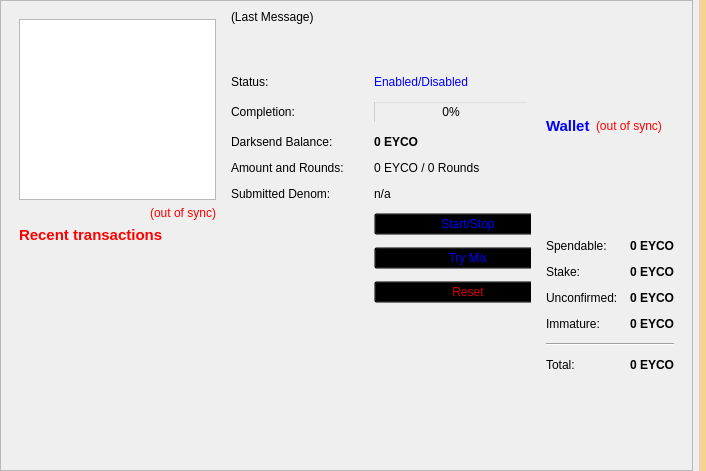
Old version of the form src/qt/forms/overviewpage.ui in the repository EyCoTech/Eyco.
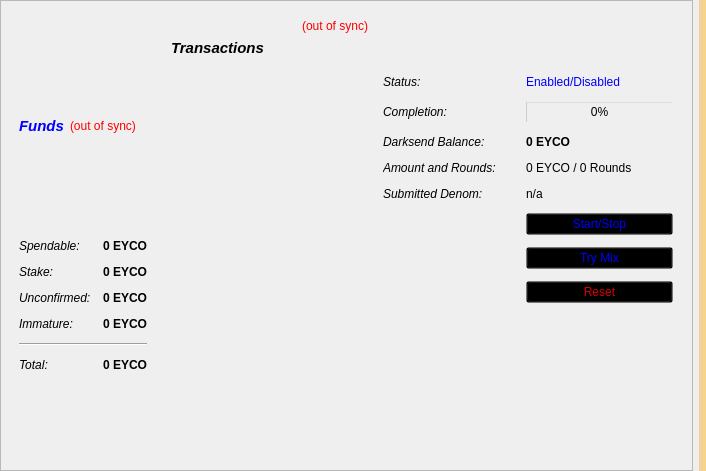
New version of the form. Icons and pictures are not drawn.

```diff
--- a/src/qt/forms/overviewpage.ui
+++ b/src/qt/forms/overviewpage.ui
@@ -44,14 +44,11 @@
        </rect>
       </property>
       <layout class="QGridLayout" name="horizontalLayout">
-       <item row="0" column="0">
+       <item row="0" column="1">
         <widget class="QWidget" name="widget_2" native="true">
          <layout class="QVBoxLayout" name="verticalLayout">
           <item>
            <layout class="QVBoxLayout" name="verticalLayout_6">
-            <item>
-             <widget class="QTreeView" name="treeView"/>
-            </item>
             <item>
              <widget class="QLabel" name="labelTransactionsStatus">
               <property name="toolTip">
@@ -78,7 +75,7 @@
                </font>
               </property>
               <property name="text">
-               <string>&lt;html&gt;&lt;head/&gt;&lt;body&gt;&lt;p&gt;&lt;span style=&quot; color:#ff0000;&quot;&gt;Recent transactions&lt;/span&gt;&lt;/p&gt;&lt;/body&gt;&lt;/html&gt;</string>
+               <string>&lt;html&gt;&lt;head/&gt;&lt;body&gt;&lt;p&gt;&lt;span style=&quot; font-style:italic;&quot;&gt;Transactions&lt;/span&gt;&lt;/p&gt;&lt;/body&gt;&lt;/html&gt;</string>
               </property>
              </widget>
             </item>
@@ -89,7 +86,7 @@
               </property>
               <property name="sizeHint" stdset="0">
                <size>
-                <width>40</width>
+                <width>80</width>
                 <height>20</height>
                </size>
               </property>
@@ -119,244 +116,7 @@
          </layout>
         </widget>
        </item>
-       <item row="0" column="3">
-        <layout class="QVBoxLayout" name="verticalLayout_2">
-         <item>
-          <widget class="QWidget" name="widget" native="true">
-           <layout class="QVBoxLayout" name="verticalLayout_4">
-            <item>
-             <layout class="QHBoxLayout" name="horizontalLayout_4">
-              <item>
-               <widget class="QLabel" name="label_5">
-                <property name="font">
-                 <font>
-                  <pointsize>11</pointsize>
-                  <weight>75</weight>
-                  <bold>true</bold>
-                 </font>
-                </property>
-                <property name="styleSheet">
-                 <string notr="true">color: rgb(0, 0, 255);</string>
-                </property>
-                <property name="text">
-                 <string>Wallet</string>
-                </property>
-               </widget>
-              </item>
-              <item>
-               <widget class="QLabel" name="labelWalletStatus">
-                <property name="toolTip">
-                 <string>The displayed information may be out of date. Your wallet automatically synchronizes with the Eyco network after a connection is established, but this process has not completed yet.</string>
-                </property>
-                <property name="styleSheet">
-                 <string notr="true">QLabel { color: red; }</string>
-                </property>
-                <property name="text">
-                 <string notr="true">(out of sync)</string>
-                </property>
-                <property name="alignment">
-                 <set>Qt::AlignLeading|Qt::AlignLeft|Qt::AlignVCenter</set>
-                </property>
-               </widget>
-              </item>
-              <item>
-               <spacer name="horizontalSpacer_2">
-                <property name="orientation">
-                 <enum>Qt::Horizontal</enum>
-                </property>
-                <property name="sizeHint" stdset="0">
-                 <size>
-                  <width>40</width>
-                  <height>20</height>
-                 </size>
-                </property>
-               </spacer>
-              </item>
-             </layout>
-            </item>
-            <item>
-             <layout class="QFormLayout" name="formLayout_2">
-              <property name="fieldGrowthPolicy">
-               <enum>QFormLayout::AllNonFixedFieldsGrow</enum>
-              </property>
-              <property name="horizontalSpacing">
-               <number>12</number>
-              </property>
-              <property name="verticalSpacing">
-               <number>12</number>
-              </property>
-              <item row="0" column="0">
-               <widget class="QLabel" name="label">
-                <property name="text">
-                 <string>Spendable:</string>
-                </property>
-               </widget>
-              </item>
-              <item row="0" column="1">
-               <widget class="QLabel" name="labelBalance">
-                <property name="font">
-                 <font>
-                  <weight>75</weight>
-                  <bold>true</bold>
-                 </font>
-                </property>
-                <property name="cursor">
-                 <cursorShape>IBeamCursor</cursorShape>
-                </property>
-                <property name="toolTip">
-                 <string>Your current spendable balance</string>
-                </property>
-                <property name="text">
-                 <string notr="true">0 EYCO</string>
-                </property>
-                <property name="alignment">
-                 <set>Qt::AlignRight|Qt::AlignTrailing|Qt::AlignVCenter</set>
-                </property>
-                <property name="textInteractionFlags">
-                 <set>Qt::LinksAccessibleByMouse|Qt::TextSelectableByKeyboard|Qt::TextSelectableByMouse</set>
-                </property>
-               </widget>
-              </item>
-              <item row="1" column="0">
-               <widget class="QLabel" name="label_6">
-                <property name="text">
-                 <string>Stake:</string>
-                </property>
-               </widget>
-              </item>
-              <item row="1" column="1">
-               <widget class="QLabel" name="labelStake">
-                <property name="font">
-                 <font>
-                  <weight>75</weight>
-                  <bold>true</bold>
-                 </font>
-                </property>
-                <property name="cursor">
-                 <cursorShape>IBeamCursor</cursorShape>
-                </property>
-                <property name="toolTip">
-                 <string>Total of coins that was staked, and do not yet count toward the current balance</string>
-                </property>
-                <property name="text">
-                 <string notr="true">0 EYCO</string>
-                </property>
-                <property name="alignment">
-                 <set>Qt::AlignRight|Qt::AlignTrailing|Qt::AlignVCenter</set>
-                </property>
-                <property name="textInteractionFlags">
-                 <set>Qt::LinksAccessibleByMouse|Qt::TextSelectableByKeyboard|Qt::TextSelectableByMouse</set>
-                </property>
-               </widget>
-              </item>
-              <item row="2" column="0">
-               <widget class="QLabel" name="label_3">
-                <property name="text">
-                 <string>Unconfirmed:</string>
-                </property>
-               </widget>
-              </item>
-              <item row="2" column="1">
-               <widget class="QLabel" name="labelUnconfirmed">
-                <property name="font">
-                 <font>
-                  <weight>75</weight>
-                  <bold>true</bold>
-                 </font>
-                </property>
-                <property name="cursor">
-                 <cursorShape>IBeamCursor</cursorShape>
-                </property>
-                <property name="toolTip">
-                 <string>Total of transactions that have yet to be confirmed, and do not yet count toward the current balance</string>
-                </property>
-                <property name="text">
-                 <string notr="true">0 EYCO</string>
-                </property>
-                <property name="alignment">
-                 <set>Qt::AlignRight|Qt::AlignTrailing|Qt::AlignVCenter</set>
-                </property>
-                <property name="textInteractionFlags">
-                 <set>Qt::LinksAccessibleByMouse|Qt::TextSelectableByKeyboard|Qt::TextSelectableByMouse</set>
-                </property>
-               </widget>
-              </item>
-              <item row="3" column="0">
-               <widget class="QLabel" name="labelImmatureText">
-                <property name="text">
-                 <string>Immature:</string>
-                </property>
-               </widget>
-              </item>
-              <item row="3" column="1">
-               <widget class="QLabel" name="labelImmature">
-                <property name="font">
-                 <font>
-                  <weight>75</weight>
-                  <bold>true</bold>
-                 </font>
-                </property>
-                <property name="toolTip">
-                 <string>Mined balance that has not yet matured</string>
-                </property>
-                <property name="text">
-                 <string notr="true">0 EYCO</string>
-                </property>
-                <property name="alignment">
-                 <set>Qt::AlignRight|Qt::AlignTrailing|Qt::AlignVCenter</set>
-                </property>
-                <property name="textInteractionFlags">
-                 <set>Qt::LinksAccessibleByMouse|Qt::TextSelectableByKeyboard|Qt::TextSelectableByMouse</set>
-                </property>
-               </widget>
-              </item>
-              <item row="4" column="0" colspan="2">
-               <widget class="Line" name="line">
-                <property name="orientation">
-                 <enum>Qt::Horizontal</enum>
-                </property>
-               </widget>
-              </item>
-              <item row="5" column="0">
-               <widget class="QLabel" name="labelTotalText">
-                <property name="text">
-                 <string>Total:</string>
-                </property>
-               </widget>
-              </item>
-              <item row="5" column="1">
-               <widget class="QLabel" name="labelTotal">
-                <property name="font">
-                 <font>
-                  <weight>75</weight>
-                  <bold>true</bold>
-                 </font>
-                </property>
-                <property name="cursor">
-                 <cursorShape>IBeamCursor</cursorShape>
-                </property>
-                <property name="toolTip">
-                 <string>Your current total balance</string>
-                </property>
-                <property name="text">
-                 <string notr="true">&lt;html&gt;&lt;head/&gt;&lt;body&gt;&lt;p&gt;0 EYCO&lt;/p&gt;&lt;/body&gt;&lt;/html&gt;</string>
-                </property>
-                <property name="alignment">
-                 <set>Qt::AlignRight|Qt::AlignTrailing|Qt::AlignVCenter</set>
-                </property>
-                <property name="textInteractionFlags">
-                 <set>Qt::LinksAccessibleByMouse|Qt::TextSelectableByKeyboard|Qt::TextSelectableByMouse</set>
-                </property>
-               </widget>
-              </item>
-             </layout>
-            </item>
-           </layout>
-          </widget>
-         </item>
-        </layout>
-       </item>
-       <item row="0" column="1">
+       <item row="0" column="2">
         <widget class="QFrame" name="frameDarksend">
          <property name="sizePolicy">
           <sizepolicy hsizetype="MinimumExpanding" vsizetype="MinimumExpanding">
@@ -384,8 +144,8 @@
            <rect>
             <x>0</x>
             <y>0</y>
-            <width>331</width>
-            <height>305</height>
+            <width>290</width>
+            <height>293</height>
            </rect>
           </property>
           <layout class="QVBoxLayout" name="verticalLayout_5">
@@ -401,7 +161,7 @@
               <string notr="true">color: rgb(0, 0, 0);</string>
              </property>
              <property name="text">
-              <string>(Last Message)</string>
+              <string/>
              </property>
              <property name="alignment">
               <set>Qt::AlignLeading|Qt::AlignLeft|Qt::AlignTop</set>
@@ -412,10 +172,7 @@
             </widget>
            </item>
            <item>
-            <layout class="QFormLayout" name="formLayout">
-             <property name="fieldGrowthPolicy">
-              <enum>QFormLayout::AllNonFixedFieldsGrow</enum>
-             </property>
+            <layout class="QGridLayout" name="gridLayout">
              <property name="horizontalSpacing">
               <number>30</number>
              </property>
@@ -425,7 +182,7 @@
              <item row="0" column="0">
               <widget class="QLabel" name="label_6">
                <property name="text">
-                <string>Status:</string>
+                <string>&lt;html&gt;&lt;head/&gt;&lt;body&gt;&lt;p&gt;&lt;span style=&quot; font-style:italic;&quot;&gt;Status:&lt;/span&gt;&lt;/p&gt;&lt;/body&gt;&lt;/html&gt;</string>
                </property>
               </widget>
              </item>
@@ -445,7 +202,7 @@
                 <string notr="true">color: rgb(0, 0, 0);</string>
                </property>
                <property name="text">
-                <string>Completion:</string>
+                <string>&lt;html&gt;&lt;head/&gt;&lt;body&gt;&lt;p&gt;&lt;span style=&quot; font-style:italic;&quot;&gt;Completion:&lt;/span&gt;&lt;/p&gt;&lt;/body&gt;&lt;/html&gt;</string>
                </property>
               </widget>
              </item>
@@ -471,7 +228,7 @@
                 <string notr="true">color: rgb(0, 0, 0);</string>
                </property>
                <property name="text">
-                <string>Darksend Balance:</string>
+                <string>&lt;html&gt;&lt;head/&gt;&lt;body&gt;&lt;p&gt;&lt;span style=&quot; font-style:italic;&quot;&gt;Darksend Balance:&lt;/span&gt;&lt;/p&gt;&lt;/body&gt;&lt;/html&gt;</string>
                </property>
               </widget>
              </item>
@@ -497,7 +254,7 @@
                 <string notr="true">color: rgb(0, 0, 0);</string>
                </property>
                <property name="text">
-                <string>Amount and Rounds:</string>
+                <string>&lt;html&gt;&lt;head/&gt;&lt;body&gt;&lt;p&gt;&lt;span style=&quot; font-style:italic;&quot;&gt;Amount and Rounds:&lt;/span&gt;&lt;/p&gt;&lt;/body&gt;&lt;/html&gt;</string>
                </property>
               </widget>
              </item>
@@ -517,7 +274,7 @@
                 <string notr="true">color: rgb(0, 0, 0);</string>
                </property>
                <property name="text">
-                <string>Submitted Denom:</string>
+                <string>&lt;html&gt;&lt;head/&gt;&lt;body&gt;&lt;p&gt;&lt;span style=&quot; font-style:italic;&quot;&gt;Submitted Denom:&lt;/span&gt;&lt;/p&gt;&lt;/body&gt;&lt;/html&gt;</string>
                </property>
               </widget>
              </item>
@@ -534,31 +291,6 @@
                </property>
               </widget>
              </item>
-             <item row="9" column="1">
-              <layout class="QHBoxLayout" name="horizontalLayout_2"/>
-             </item>
-             <item row="8" column="0">
-              <layout class="QVBoxLayout" name="verticalLayout_3"/>
-             </item>
-             <item row="7" column="1">
-              <widget class="QPushButton" name="darksendAuto">
-               <property name="sizePolicy">
-                <sizepolicy hsizetype="MinimumExpanding" vsizetype="Fixed">
-                 <horstretch>0</horstretch>
-                 <verstretch>0</verstretch>
-                </sizepolicy>
-               </property>
-               <property name="toolTip">
-                <string>Try to manually submit a Darksend request.</string>
-               </property>
-               <property name="styleSheet">
-                <string notr="true">color: rgb(0, 0, 255);</string>
-               </property>
-               <property name="text">
-                <string>Try Mix</string>
-               </property>
-              </widget>
-             </item>
              <item row="5" column="1">
               <widget class="QPushButton" name="toggleDarksend">
                <property name="sizePolicy">
@@ -575,7 +307,29 @@
                </property>
               </widget>
              </item>
-             <item row="8" column="1">
+             <item row="6" column="1">
+              <widget class="QPushButton" name="darksendAuto">
+               <property name="sizePolicy">
+                <sizepolicy hsizetype="MinimumExpanding" vsizetype="Fixed">
+                 <horstretch>0</horstretch>
+                 <verstretch>0</verstretch>
+                </sizepolicy>
+               </property>
+               <property name="toolTip">
+                <string>Try to manually submit a Darksend request.</string>
+               </property>
+               <property name="styleSheet">
+                <string notr="true">color: rgb(0, 0, 255);</string>
+               </property>
+               <property name="text">
+                <string>Try Mix</string>
+               </property>
+              </widget>
+             </item>
+             <item row="7" column="0">
+              <layout class="QVBoxLayout" name="verticalLayout_3"/>
+             </item>
+             <item row="7" column="1">
               <widget class="QPushButton" name="darksendReset">
                <property name="sizePolicy">
                 <sizepolicy hsizetype="MinimumExpanding" vsizetype="Fixed">
@@ -603,6 +357,242 @@
          </widget>
         </widget>
        </item>
+       <item row="0" column="4">
+        <layout class="QVBoxLayout" name="verticalLayout_2"/>
+       </item>
+       <item row="0" column="0">
+        <widget class="QWidget" name="widget" native="true">
+         <layout class="QVBoxLayout" name="verticalLayout_4">
+          <item>
+           <layout class="QHBoxLayout" name="horizontalLayout_4">
+            <item>
+             <widget class="QLabel" name="label_5">
+              <property name="font">
+               <font>
+                <pointsize>11</pointsize>
+                <weight>75</weight>
+                <bold>true</bold>
+               </font>
+              </property>
+              <property name="styleSheet">
+               <string notr="true">color: rgb(0, 0, 255);</string>
+              </property>
+              <property name="text">
+               <string>&lt;html&gt;&lt;head/&gt;&lt;body&gt;&lt;p&gt;&lt;span style=&quot; font-style:italic;&quot;&gt;Funds&lt;/span&gt;&lt;/p&gt;&lt;/body&gt;&lt;/html&gt;</string>
+              </property>
+             </widget>
+            </item>
+            <item>
+             <widget class="QLabel" name="labelWalletStatus">
+              <property name="toolTip">
+               <string>The displayed information may be out of date. Your wallet automatically synchronizes with the Eyco network after a connection is established, but this process has not completed yet.</string>
+              </property>
+              <property name="styleSheet">
+               <string notr="true">QLabel { color: red; }</string>
+              </property>
+              <property name="text">
+               <string notr="true">(out of sync)</string>
+              </property>
+              <property name="alignment">
+               <set>Qt::AlignLeading|Qt::AlignLeft|Qt::AlignVCenter</set>
+              </property>
+             </widget>
+            </item>
+            <item>
+             <spacer name="horizontalSpacer_2">
+              <property name="orientation">
+               <enum>Qt::Horizontal</enum>
+              </property>
+              <property name="sizeHint" stdset="0">
+               <size>
+                <width>40</width>
+                <height>20</height>
+               </size>
+              </property>
+             </spacer>
+            </item>
+           </layout>
+          </item>
+          <item>
+           <layout class="QFormLayout" name="formLayout_2">
+            <property name="fieldGrowthPolicy">
+             <enum>QFormLayout::AllNonFixedFieldsGrow</enum>
+            </property>
+            <property name="horizontalSpacing">
+             <number>12</number>
+            </property>
+            <property name="verticalSpacing">
+             <number>12</number>
+            </property>
+            <item row="0" column="0">
+             <widget class="QLabel" name="label">
+              <property name="text">
+               <string>&lt;html&gt;&lt;head/&gt;&lt;body&gt;&lt;p&gt;&lt;span style=&quot; font-style:italic;&quot;&gt;Spendable:&lt;/span&gt;&lt;/p&gt;&lt;/body&gt;&lt;/html&gt;</string>
+              </property>
+             </widget>
+            </item>
+            <item row="0" column="1">
+             <widget class="QLabel" name="labelBalance">
+              <property name="font">
+               <font>
+                <weight>75</weight>
+                <bold>true</bold>
+               </font>
+              </property>
+              <property name="cursor">
+               <cursorShape>IBeamCursor</cursorShape>
+              </property>
+              <property name="toolTip">
+               <string>Your current spendable balance</string>
+              </property>
+              <property name="text">
+               <string notr="true">0 EYCO</string>
+              </property>
+              <property name="alignment">
+               <set>Qt::AlignRight|Qt::AlignTrailing|Qt::AlignVCenter</set>
+              </property>
+              <property name="textInteractionFlags">
+               <set>Qt::LinksAccessibleByMouse|Qt::TextSelectableByKeyboard|Qt::TextSelectableByMouse</set>
+              </property>
+             </widget>
+            </item>
+            <item row="1" column="0">
+             <widget class="QLabel" name="label_6">
+              <property name="text">
+               <string>&lt;html&gt;&lt;head/&gt;&lt;body&gt;&lt;p&gt;&lt;span style=&quot; font-style:italic;&quot;&gt;Stake:&lt;/span&gt;&lt;/p&gt;&lt;/body&gt;&lt;/html&gt;</string>
+              </property>
+             </widget>
+            </item>
+            <item row="1" column="1">
+             <widget class="QLabel" name="labelStake">
+              <property name="font">
+               <font>
+                <weight>75</weight>
+                <bold>true</bold>
+               </font>
+              </property>
+              <property name="cursor">
+               <cursorShape>IBeamCursor</cursorShape>
+              </property>
+              <property name="toolTip">
+               <string>Total of coins that was staked, and do not yet count toward the current balance</string>
+              </property>
+              <property name="text">
+               <string notr="true">0 EYCO</string>
+              </property>
+              <property name="alignment">
+               <set>Qt::AlignRight|Qt::AlignTrailing|Qt::AlignVCenter</set>
+              </property>
+              <property name="textInteractionFlags">
+               <set>Qt::LinksAccessibleByMouse|Qt::TextSelectableByKeyboard|Qt::TextSelectableByMouse</set>
+              </property>
+             </widget>
+            </item>
+            <item row="2" column="0">
+             <widget class="QLabel" name="label_3">
+              <property name="text">
+               <string>&lt;html&gt;&lt;head/&gt;&lt;body&gt;&lt;p&gt;&lt;span style=&quot; font-style:italic;&quot;&gt;Unconfirmed:&lt;/span&gt;&lt;/p&gt;&lt;/body&gt;&lt;/html&gt;</string>
+              </property>
+             </widget>
+            </item>
+            <item row="2" column="1">
+             <widget class="QLabel" name="labelUnconfirmed">
+              <property name="font">
+               <font>
+                <weight>75</weight>
+                <bold>true</bold>
+               </font>
+              </property>
+              <property name="cursor">
+               <cursorShape>IBeamCursor</cursorShape>
+              </property>
+              <property name="toolTip">
+               <string>Total of transactions that have yet to be confirmed, and do not yet count toward the current balance</string>
+              </property>
+              <property name="text">
+               <string notr="true">0 EYCO</string>
+              </property>
+              <property name="alignment">
+               <set>Qt::AlignRight|Qt::AlignTrailing|Qt::AlignVCenter</set>
+              </property>
+              <property name="textInteractionFlags">
+               <set>Qt::LinksAccessibleByMouse|Qt::TextSelectableByKeyboard|Qt::TextSelectableByMouse</set>
+              </property>
+             </widget>
+            </item>
+            <item row="3" column="0">
+             <widget class="QLabel" name="labelImmatureText">
+              <property name="text">
+               <string>&lt;html&gt;&lt;head/&gt;&lt;body&gt;&lt;p&gt;&lt;span style=&quot; font-style:italic;&quot;&gt;Immature:&lt;/span&gt;&lt;/p&gt;&lt;/body&gt;&lt;/html&gt;</string>
+              </property>
+             </widget>
+            </item>
+            <item row="3" column="1">
+             <widget class="QLabel" name="labelImmature">
+              <property name="font">
+               <font>
+                <weight>75</weight>
+                <bold>true</bold>
+               </font>
+              </property>
+              <property name="toolTip">
+               <string>Mined balance that has not yet matured</string>
+              </property>
+              <property name="text">
+               <string notr="true">0 EYCO</string>
+              </property>
+              <property name="alignment">
+               <set>Qt::AlignRight|Qt::AlignTrailing|Qt::AlignVCenter</set>
+              </property>
+              <property name="textInteractionFlags">
+               <set>Qt::LinksAccessibleByMouse|Qt::TextSelectableByKeyboard|Qt::TextSelectableByMouse</set>
+              </property>
+             </widget>
+            </item>
+            <item row="4" column="0" colspan="2">
+             <widget class="Line" name="line">
+              <property name="orientation">
+               <enum>Qt::Horizontal</enum>
+              </property>
+             </widget>
+            </item>
+            <item row="5" column="0">
+             <widget class="QLabel" name="labelTotalText">
+              <property name="text">
+               <string>&lt;html&gt;&lt;head/&gt;&lt;body&gt;&lt;p&gt;&lt;span style=&quot; font-style:italic;&quot;&gt;Total:&lt;/span&gt;&lt;/p&gt;&lt;/body&gt;&lt;/html&gt;</string>
+              </property>
+             </widget>
+            </item>
+            <item row="5" column="1">
+             <widget class="QLabel" name="labelTotal">
+              <property name="font">
+               <font>
+                <weight>75</weight>
+                <bold>true</bold>
+               </font>
+              </property>
+              <property name="cursor">
+               <cursorShape>IBeamCursor</cursorShape>
+              </property>
+              <property name="toolTip">
+               <string>Your current total balance</string>
+              </property>
+              <property name="text">
+               <string notr="true">&lt;html&gt;&lt;head/&gt;&lt;body&gt;&lt;p&gt;0 EYCO&lt;/p&gt;&lt;/body&gt;&lt;/html&gt;</string>
+              </property>
+              <property name="alignment">
+               <set>Qt::AlignRight|Qt::AlignTrailing|Qt::AlignVCenter</set>
+              </property>
+              <property name="textInteractionFlags">
+               <set>Qt::LinksAccessibleByMouse|Qt::TextSelectableByKeyboard|Qt::TextSelectableByMouse</set>
+              </property>
+             </widget>
+            </item>
+           </layout>
+          </item>
+         </layout>
+        </widget>
+       </item>
       </layout>
      </widget>
     </widget>
```
Left out of the diff: 3 changed lines with no effect on the pictures.
